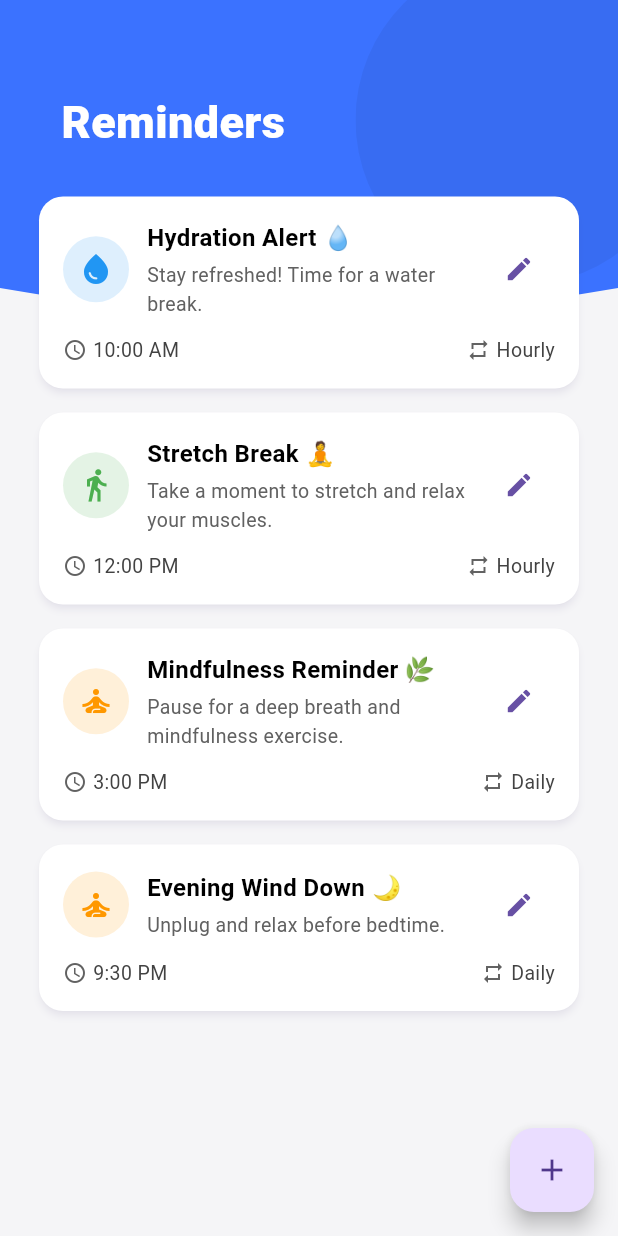
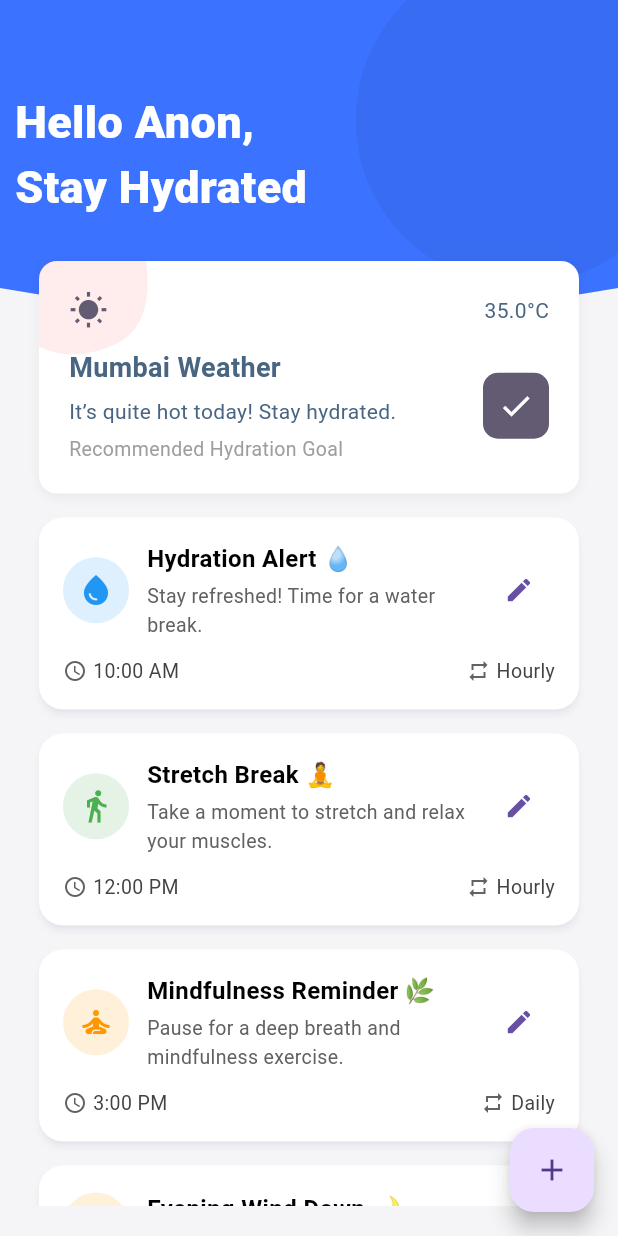
Before and after one commit to BrawlerXull/Smart-Health, a Flutter app: the RemindersView screen opened by its route, on a phone screen of 412 x 824 dp. Run offline on Flutter 3.47's test engine with Material 3 defaults, Android fonts, the phone set to English and light mode, and no system bars; our stand-ins replace firebase_auth, firebase_core, flutter_heatmap_calendar, flutter_tts, get, google_fonts and 5 more; missing offline and left inert: dotted_dashed_line, simple_animation_progress_bar; accounts and stored records are empty.

Commit message:
Weather serive added

```diff
--- /dev/null
+++ b/lib/app/data/service/weather_service.dart
@@ -0,0 +1,55 @@
+import 'dart:convert';
+import 'package:http/http.dart' as http;
+
+class WeatherService {
+  static const String apiKey = 'd93e9a15a41a7e7eb6de2c0f15dab232';
+  static const String baseUrl = 'https://api.openweathermap.org/data/2.5';
+
+  Future<Map<String, dynamic>> getWeatherForMumbai() async {
+    final response = await http.get(
+      Uri.parse('$baseUrl/weather?q=Mumbai,in&units=metric&appid=$apiKey'),
+    );
+
+    if (response.statusCode == 200) {
+      return json.decode(response.body);
+    } else {
+      throw Exception('Failed to load weather data');
+    }
+  }
+
+  double getCurrentTemperature(Map<String, dynamic> weatherData) {
+    return weatherData['main']['temp'];
+  }
+}
+
+class HydrationRecommendationService {
+  double getRecommendedIntake(double temperatureCelsius) {
+    double baseRecommendation = 2000.0;
+
+    if (temperatureCelsius > 35) {
+      return baseRecommendation * 1.5;
+    } else if (temperatureCelsius > 30) {
+      return baseRecommendation * 1.3;
+    } else if (temperatureCelsius > 25) {
+      return baseRecommendation * 1.15;
+    } else if (temperatureCelsius < 15) {
+      return baseRecommendation * 0.9;
+    }
+
+    return baseRecommendation;
+  }
+
+  String getHydrationAdvice(double temperatureCelsius) {
+    if (temperatureCelsius > 35) {
+      return "It's extremely hot and humid in Mumbai today! Make sure to drink plenty of water and avoid going outside during peak heat.";
+    } else if (temperatureCelsius > 30) {
+      return "Hot and humid weather in Mumbai. Stay hydrated by drinking water regularly and avoid too much outdoor activity.";
+    } else if (temperatureCelsius > 25) {
+      return "The weather in Mumbai is warm today. Drink water frequently, especially if you’re spending time outdoors.";
+    } else if (temperatureCelsius < 15) {
+      return "It’s cooler in Mumbai today, but don’t forget to stay hydrated as the humidity can still make you feel warm.";
+    } else {
+      return "Pleasant weather in Mumbai today. Keep a steady intake of water to maintain energy and hydration throughout the day.";
+    }
+  }
+}
--- a/lib/app/modules/reminders/views/reminders_view.dart
+++ b/lib/app/modules/reminders/views/reminders_view.dart
@@ -1,6 +1,7 @@
 import 'package:flutter/material.dart';
 import 'package:get/get.dart';
 import 'package:smart_health/app/data/utils/constants.dart';
+import 'package:smart_health/app/modules/reminders/views/weather_card.dart';
 import 'package:smart_health/app/widgets/alert_list_item.dart';
 import 'package:smart_health/app/widgets/custom_clipper.dart';
 
@@ -52,13 +53,14 @@ class RemindersView extends GetView<RemindersController> {
                   height: 40,
                 ),
                 const Text(
-                  "    Reminders",
+                  "Hello Anon,\nStay Hydrated",
                   style: TextStyle(
                       fontSize: 30,
                       fontWeight: FontWeight.w900,
                       color: Colors.white),
                 ),
                 const SizedBox(height: 20),
+                WeatherCard(recommendedDailyGoal: 2000,),
                 Expanded(
                   child: Obx(() {
                     if (controller.reminders.isEmpty) {
--- /dev/null
+++ b/lib/app/modules/reminders/views/weather_card.dart
@@ -0,0 +1,184 @@
+import 'package:flutter/material.dart';
+import 'package:smart_health/app/data/service/weather_service.dart';
+import 'package:smart_health/app/data/utils/constants.dart';
+import 'package:smart_health/app/widgets/custom_clipper.dart';
+
+class WeatherCard extends StatelessWidget {
+  final double recommendedDailyGoal;
+
+  WeatherCard({
+    Key? key,
+    required this.recommendedDailyGoal,
+  }) : super(key: key);
+
+  final WeatherService _weatherService = WeatherService();
+  final HydrationRecommendationService _recommendationService = HydrationRecommendationService();
+
+  Future<void> _fetchWeatherData(BuildContext context) async {
+    try {
+      final weatherData = await _weatherService.getWeatherForMumbai();
+      final temperature = _weatherService.getCurrentTemperature(weatherData);
+      final recommendedIntake = _recommendationService.getRecommendedIntake(temperature);
+      final advice = _recommendationService.getHydrationAdvice(temperature);
+
+      // Show data in dialog
+      showDialog(
+        context: context,
+        builder: (BuildContext context) {
+          return AlertDialog(
+            title: Text('Weather Data Fetched'),
+            content: Column(
+              mainAxisSize: MainAxisSize.min,
+              children: [
+                Text('Temperature: ${temperature.toStringAsFixed(1)}°C'),
+                Text('Recommended Hydration: ${recommendedIntake.toInt()} ml'),
+                Text('Hydration Advice: $advice'),
+              ],
+            ),
+            actions: [
+              TextButton(
+                child: Text('OK'),
+                onPressed: () {
+                  Navigator.of(context).pop();
+                },
+              ),
+            ],
+          );
+        },
+      );
+    } catch (e) {
+      ScaffoldMessenger.of(context).showSnackBar(
+        SnackBar(
+          content: Text('Failed to load weather data'),
+          backgroundColor: Colors.redAccent,
+        ),
+      );
+    }
+  }
+
+  @override
+  Widget build(BuildContext context) {
+    final secondaryColor = Theme.of(context).colorScheme.secondary;
+
+    return Align(
+      alignment: Alignment.topLeft,
+      child: Container(
+        margin: const EdgeInsets.symmetric(horizontal: 16, vertical: 8),
+        decoration: BoxDecoration(
+          color: Colors.white,
+          borderRadius: BorderRadius.circular(12),
+          boxShadow: [
+            BoxShadow(
+              color: Colors.black.withOpacity(0.05),
+              blurRadius: 6,
+              offset: const Offset(0, 2),
+            ),
+          ],
+        ),
+        child: Stack(
+          clipBehavior: Clip.none,
+          children: <Widget>[
+            Positioned(
+              child: ClipPath(
+                clipper: MyCustomClipper(clipType: ClipType.semiCircle),
+                child: Container(
+                  decoration: BoxDecoration(
+                    borderRadius: BorderRadius.circular(10.0),
+                    color: Colors.redAccent.withOpacity(0.1),
+                  ),
+                  height: 100,
+                  width: 100,
+                ),
+              ),
+            ),
+            Padding(
+              padding: const EdgeInsets.all(20.0),
+              child: Column(
+                crossAxisAlignment: CrossAxisAlignment.start,
+                children: <Widget>[
+                  Row(
+                    mainAxisAlignment: MainAxisAlignment.spaceBetween,
+                    children: [
+                      Icon(
+                        Icons.wb_sunny,
+                        color: secondaryColor,
+                        size: 26,
+                      ),
+                      Text(
+                        '35.0°C', // Dummy data for temperature
+                        style: TextStyle(
+                          fontSize: 14,
+                          color: Constants.textPrimary,
+                        ),
+                      ),
+                    ],
+                  ),
+                  const SizedBox(height: 12),
+                  Row(
+                    mainAxisAlignment: MainAxisAlignment.spaceBetween,
+                    children: <Widget>[
+                      Expanded(
+                        child: Column(
+                          crossAxisAlignment: CrossAxisAlignment.start,
+                          children: <Widget>[
+                            Text(
+                              'Mumbai Weather', // Placeholder for location or title
+                              style: const TextStyle(
+                                fontSize: 18,
+                                fontWeight: FontWeight.bold,
+                                color: Constants.textPrimary,
+                              ),
+                            ),
+                            const SizedBox(height: 6),
+                            Text(
+                              'It’s quite hot today! Stay hydrated.',
+                              style: const TextStyle(
+                                fontSize: 14,
+                                color: Constants.textPrimary,
+                              ),
+                            ),
+                            const SizedBox(height: 6),
+                            Text(
+                              'Recommended Hydration Goal',
+                              style: const TextStyle(
+                                fontSize: 13,
+                                color: Colors.grey,
+                              ),
+                            ),
+                          ],
+                        ),
+                      ),
+                      const SizedBox(width: 12),
+                      InkWell(
+                        onTap: () {
+                          ScaffoldMessenger.of(context).showSnackBar(
+                            SnackBar(
+                              content: Text(
+                                  'Daily goal updated to ${recommendedDailyGoal.toInt()} ml'),
+                              backgroundColor: Colors.greenAccent,
+                            ),
+                          );
+                        },
+                        child: Container(
+                          width: 44,
+                          height: 44,
+                          decoration: BoxDecoration(
+                            borderRadius: BorderRadius.circular(10.0),
+                            color: secondaryColor,
+                          ),
+                          child: const Center(
+                            child: Icon(Icons.check, color: Colors.white),
+                          ),
+                        ),
+                      )
+                    ],
+                  ),
+                ],
+              ),
+            ),
+          ],
+        ),
+      ),
+    );
+  }
+}
```
Also changed, not shown: 1 other file.
